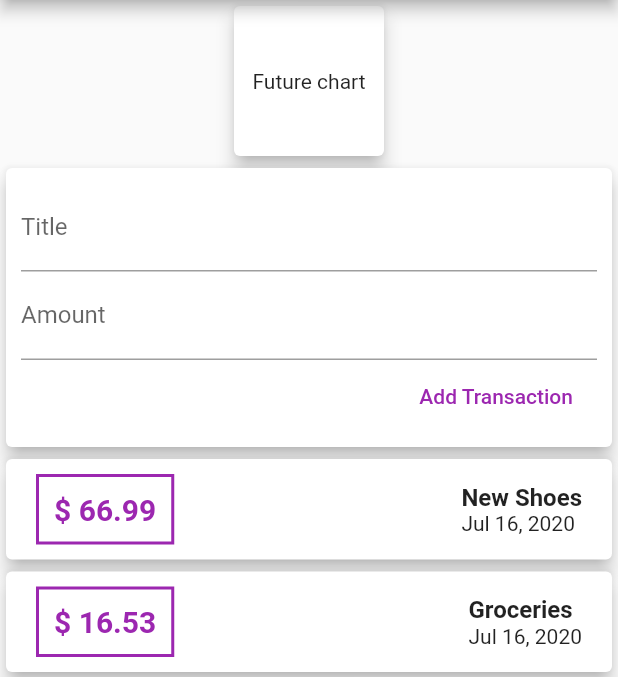
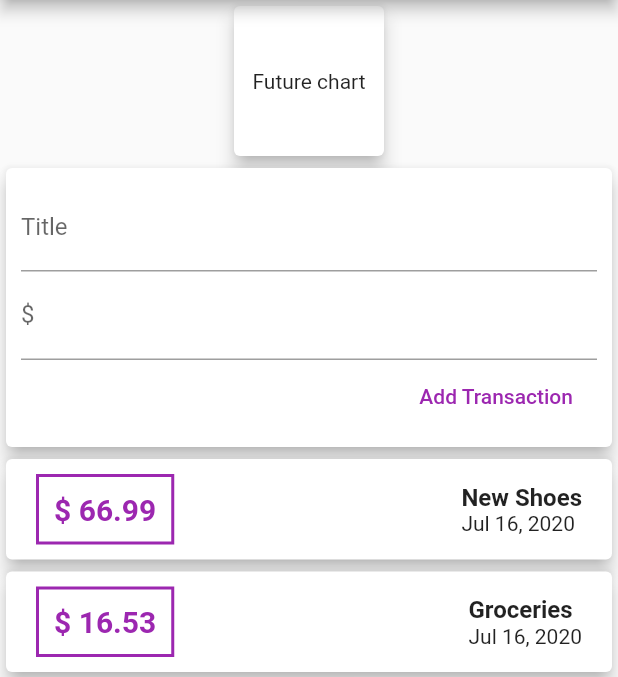
Before and after one commit to Gabriiell/flutter-expenses-manager, a Flutter app: the screen it shows after launch, on a phone screen of 412 x 824 dp, the part 84-761 px from its top. Run offline on Flutter 3.47's test engine with Material 2 defaults, Android fonts, the phone set to English and light mode, and no system bars.

Commit message:
Change label

```diff
--- a/lib/main.dart
+++ b/lib/main.dart
@@ -60,7 +60,7 @@ class HomePage extends StatelessWidget {
                       decoration: InputDecoration(labelText: 'Title'),
                     ),
                     TextField(
-                      decoration: InputDecoration(labelText: 'Amount'),
+                      decoration: InputDecoration(labelText: '\$'),
                     ),
                     FlatButton(
                       onPressed: () {},
```
